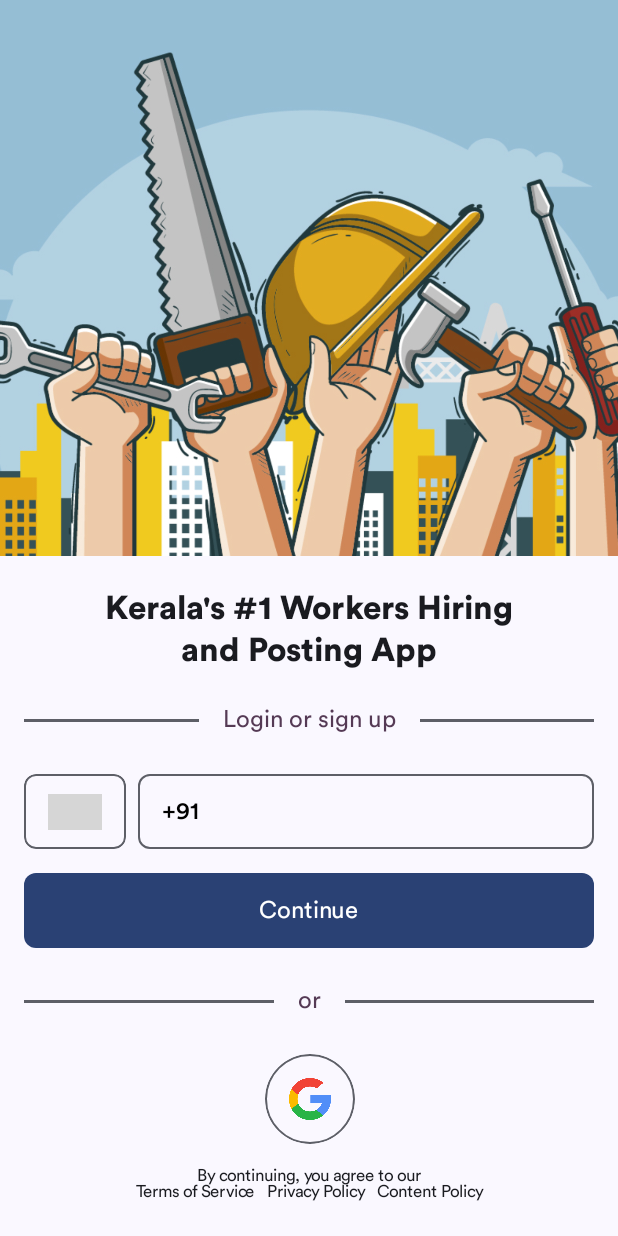
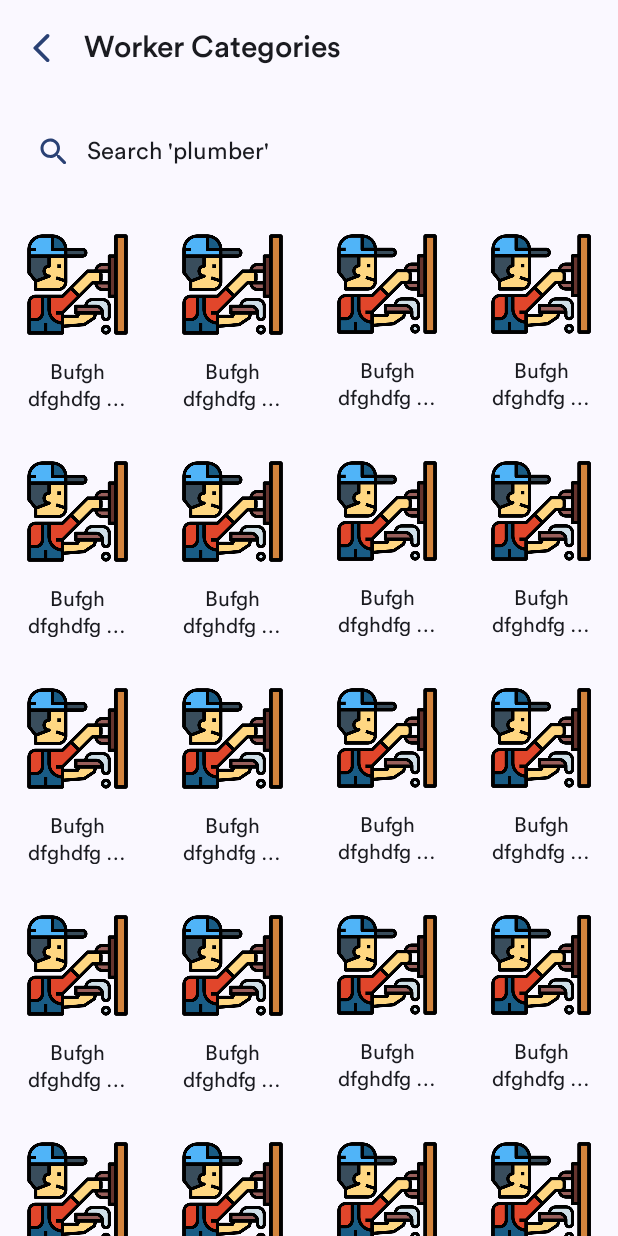
Before and after one commit to FazalulAbid/workers-portal-android, an Android app built with Jetpack Compose: the screen it shows after launch (MainActivity), on a phone screen of 412 x 824 dp. Run offline under Robolectric (Android 15) with nearby library versions, the phone set to English and light mode, and no system bars; our stand-ins replace Dagger/Hilt's generated code, accompanist; grey boxes are pictures that could not be loaded.

Commit message:
Implemented UI for worker categories screen

```diff
--- a/app/src/main/java/com/fifty/workersportal/core/presentation/component/Navigation.kt
+++ b/app/src/main/java/com/fifty/workersportal/core/presentation/component/Navigation.kt
@@ -18,6 +18,7 @@ import com.fifty.workersportal.featureuserdashboard.presentation.testscreen.Favo
 import com.fifty.workersportal.featureuserdashboard.presentation.testscreen.HistoryScreen
 import com.fifty.workersportal.featureuserdashboard.presentation.testscreen.WorkerDashboardScreen
 import com.fifty.workersportal.featureuserdashboard.presentation.userdashboard.UserDashboardScreen
+import com.fifty.workersportal.featureworker.presentation.selectworkercategory.SelectWorkerCategoryScreen
 import com.google.accompanist.navigation.animation.AnimatedNavHost
 import com.google.accompanist.navigation.animation.composable
 
@@ -29,7 +30,7 @@ fun Navigation(
 ) {
     AnimatedNavHost(
         navController = navController,
-        startDestination = NavigationParent.Auth.route
+        startDestination = Screen.SelectWorkerCategoryScreen.route
     ) {
         // Home Nav destination
         navigation(
@@ -109,6 +110,11 @@ fun Navigation(
                 )
             }
         }
-
+        composable(Screen.SelectWorkerCategoryScreen.route) {
+            SelectWorkerCategoryScreen(
+                onNavigate = navController::navigate,
+                onNavigateUp = navController::navigateUp
+            )
+        }
     }
 }
--- a/app/src/main/java/com/fifty/workersportal/core/presentation/ui/theme/Type.kt
+++ b/app/src/main/java/com/fifty/workersportal/core/presentation/ui/theme/Type.kt
@@ -77,13 +77,13 @@ val Typography = Typography(
     bodyLarge = TextStyle(
         fontFamily = circularStd,
         fontSize = 16.sp,
-        lineHeight = 24.sp,
+        lineHeight = 20.sp,
         fontWeight = FontWeight.Normal
     ),
     bodyMedium = TextStyle(
         fontFamily = circularStd,
         fontSize = 14.sp,
-        lineHeight = 20.sp,
+        lineHeight = 18.sp,
         fontWeight = FontWeight.Normal
     ),
     bodySmall = TextStyle(
--- a/app/src/main/java/com/fifty/workersportal/core/util/Screen.kt
+++ b/app/src/main/java/com/fifty/workersportal/core/util/Screen.kt
@@ -9,4 +9,5 @@ sealed class Screen(val route: String) {
     object FavoriteScreen : Screen("favorite_screen")
     object HistoryScreen : Screen("work_history_screen")
     object NotificationScreen : Screen("notification_screen")
+    object SelectWorkerCategoryScreen : Screen("select_worker_category_screen")
 }
--- a/app/src/main/java/com/fifty/workersportal/featureauth/presentation/otp/OtpVerificationScreen.kt
+++ b/app/src/main/java/com/fifty/workersportal/featureauth/presentation/otp/OtpVerificationScreen.kt
@@ -3,6 +3,7 @@ package com.fifty.workersportal.featureauth.presentation.otp
 import android.widget.Toast
 import androidx.compose.foundation.layout.Column
 import androidx.compose.foundation.layout.Spacer
+import androidx.compose.foundation.layout.fillMaxWidth
 import androidx.compose.foundation.layout.height
 import androidx.compose.foundation.layout.widthIn
 import androidx.compose.material3.Button
@@ -89,6 +90,7 @@ fun OtpVerificationScreen(
         }
     }
     Column(
+        Modifier.fillMaxWidth(),
         horizontalAlignment = Alignment.CenterHorizontally
     ) {
         StandardAppBar(
--- /dev/null
+++ b/app/src/main/java/com/fifty/workersportal/featureworker/presentation/component/WorkerCategoryItem.kt
@@ -0,0 +1,55 @@
+package com.fifty.workersportal.featureworker.presentation.component
+
+import androidx.compose.foundation.Image
+import androidx.compose.foundation.background
+import androidx.compose.foundation.clickable
+import androidx.compose.foundation.layout.Column
+import androidx.compose.foundation.layout.Spacer
+import androidx.compose.foundation.layout.height
+import androidx.compose.foundation.layout.heightIn
+import androidx.compose.foundation.layout.padding
+import androidx.compose.foundation.layout.size
+import androidx.compose.foundation.layout.sizeIn
+import androidx.compose.material3.MaterialTheme
+import androidx.compose.material3.Text
+import androidx.compose.runtime.Composable
+import androidx.compose.ui.Alignment
+import androidx.compose.ui.Modifier
+import androidx.compose.ui.graphics.Color
+import androidx.compose.ui.graphics.painter.Painter
+import androidx.compose.ui.text.style.TextAlign
+import androidx.compose.ui.text.style.TextOverflow
+import androidx.compose.ui.unit.dp
+import androidx.compose.ui.unit.sp
+import com.fifty.workersportal.R
+import com.fifty.workersportal.core.presentation.ui.theme.SizeMedium
+
+@Composable
+fun WorkerCategoryItem(
+    modifier: Modifier = Modifier,
+    image: Painter,
+    text: String = "Builder"
+) {
+    Column(
+        modifier = modifier
+            .clickable {}
+            .padding(SizeMedium),
+        horizontalAlignment = Alignment.CenterHorizontally
+    ) {
+        Image(
+            modifier = Modifier.sizeIn(maxWidth = 80.dp),
+            painter = image,
+            contentDescription = ""
+        )
+        Spacer(modifier = Modifier.height(SizeMedium))
+        Text(
+            text = text,
+            style = MaterialTheme.typography.bodyMedium.copy(
+                color = MaterialTheme.colorScheme.onSurface
+            ),
+            textAlign = TextAlign.Center,
+            maxLines = 2,
+            overflow = TextOverflow.Ellipsis
+        )
+    }
+}
--- /dev/null
+++ b/app/src/main/java/com/fifty/workersportal/featureworker/presentation/selectworkercategory/SelectWorkerCategoryEvent.kt
@@ -0,0 +1,5 @@
+package com.fifty.workersportal.featureworker.presentation.selectworkercategory
+
+sealed class SelectWorkerCategoryEvent {
+    data class Query(val query: String) : SelectWorkerCategoryEvent()
+}
--- /dev/null
+++ b/app/src/main/java/com/fifty/workersportal/featureworker/presentation/selectworkercategory/SelectWorkerCategoryScreen.kt
@@ -0,0 +1,89 @@
+package com.fifty.workersportal.featureworker.presentation.selectworkercategory
+
+import androidx.compose.foundation.background
+import androidx.compose.foundation.layout.Box
+import androidx.compose.foundation.layout.Column
+import androidx.compose.foundation.layout.fillMaxSize
+import androidx.compose.foundation.layout.fillMaxWidth
+import androidx.compose.foundation.layout.height
+import androidx.compose.foundation.layout.padding
+import androidx.compose.foundation.layout.size
+import androidx.compose.foundation.lazy.grid.GridCells
+import androidx.compose.foundation.lazy.grid.LazyVerticalGrid
+import androidx.compose.material3.ExperimentalMaterial3Api
+import androidx.compose.material3.Icon
+import androidx.compose.material3.MaterialTheme
+import androidx.compose.material3.Text
+import androidx.compose.material3.TextField
+import androidx.compose.runtime.Composable
+import androidx.compose.ui.Modifier
+import androidx.compose.ui.graphics.Color
+import androidx.compose.ui.res.painterResource
+import androidx.compose.ui.res.stringResource
+import androidx.compose.ui.text.font.FontWeight
+import androidx.compose.ui.unit.dp
+import androidx.hilt.navigation.compose.hiltViewModel
+import com.fifty.workersportal.R
+import com.fifty.workersportal.core.presentation.component.StandardAppBar
+import com.fifty.workersportal.core.presentation.component.StandardSearchTextField
+import com.fifty.workersportal.core.presentation.ui.theme.BackgroundColor
+import com.fifty.workersportal.core.presentation.ui.theme.MediumButtonHeight
+import com.fifty.workersportal.core.presentation.ui.theme.SizeMedium
+import com.fifty.workersportal.featureauth.presentation.selectcountry.SelectCountryEvent
+import com.fifty.workersportal.featureworker.presentation.component.WorkerCategoryItem
+
+@OptIn(ExperimentalMaterial3Api::class)
+@Composable
+fun SelectWorkerCategoryScreen(
+    onNavigate: (String) -> Unit = {},
+    onNavigateUp: () -> Unit = {},
+    viewModel: SelectWorkerCategoryViewModel = hiltViewModel()
+) {
+    Column(
+        Modifier.fillMaxSize()
+    ) {
+        StandardAppBar(
+            onNavigateUp = onNavigateUp,
+            showBackArrow = true,
+            title = {
+                Text(
+                    text = stringResource(R.string.worker_categories),
+                    style = MaterialTheme.typography.headlineSmall.copy(
+                        fontWeight = FontWeight.Medium
+                    ),
+                    color = MaterialTheme.colorScheme.onBackground
+                )
+            }
+        )
+        Box(modifier = Modifier.padding(SizeMedium)) {
+            StandardSearchTextField(
+                modifier = Modifier
+                    .fillMaxWidth()
+                    .height(MediumButtonHeight),
+                leadingIcon = {
+                    Icon(
+                        painter = painterResource(id = R.drawable.ic_search),
+                        contentDescription = stringResource(R.string.search_for_worker_category),
+                        tint = MaterialTheme.colorScheme.primary
+                    )
+                },
+                trailingIcon = null,
+                hint = stringResource(R.string.search_plumber),
+                value = viewModel.searchFieldState.value.text,
+                onValueChange = {
+                    viewModel.onEvent(SelectWorkerCategoryEvent.Query(it))
+                }
+            )
+        }
+        LazyVerticalGrid(
+            columns = GridCells.Adaptive(minSize = 90.dp)
+        ) {
+            items(50) {
+                WorkerCategoryItem(
+                    image = painterResource(id = R.drawable.builder),
+                    text = "Bufgh dfghdfg dfgjh ilder"
+                )
+            }
+        }
+    }
+}
--- /dev/null
+++ b/app/src/main/java/com/fifty/workersportal/featureworker/presentation/selectworkercategory/SelectWorkerCategoryViewModel.kt
@@ -0,0 +1,25 @@
+package com.fifty.workersportal.featureworker.presentation.selectworkercategory
+
+import androidx.compose.runtime.State
+import androidx.compose.runtime.mutableStateOf
+import androidx.lifecycle.ViewModel
+import com.fifty.workersportal.core.domain.state.StandardTextFieldState
+import javax.inject.Inject
+
+class SelectWorkerCategoryViewModel @Inject constructor(
+
+) : ViewModel() {
+
+    private val _searchFieldState = mutableStateOf(StandardTextFieldState())
+    val searchFieldState: State<StandardTextFieldState> = _searchFieldState
+
+    fun onEvent(event: SelectWorkerCategoryEvent) {
+        when (event) {
+            is SelectWorkerCategoryEvent.Query -> {
+                _searchFieldState.value = searchFieldState.value.copy(
+                    text = event.query
+                )
+            }
+        }
+    }
+}
--- /dev/null
+++ b/app/src/main/java/com/fifty/workersportal/featureworker/presentation/workerlist/WorkerListEvent.kt
@@ -0,0 +1,5 @@
+package com.fifty.workersportal.featureworker.presentation.workerlist
+
+sealed class WorkerListEvent {
+    data class Query(val query: String) : WorkerListEvent()
+}
--- a/app/src/main/res/values/strings.xml
+++ b/app/src/main/res/values/strings.xml
@@ -33,5 +33,8 @@
     <string name="please_enter_valid_phone_number">Please enter a valid phone number.</string>
     <string name="resend_otp">Resend OTP</string>
     <string name="otp_resend_success">OTP resend success</string>
+    <string name="worker_categories">Worker Categories</string>
+    <string name="search_plumber">Search \'plumber\'</string>
+    <string name="search_for_worker_category">Search for worker category</string>
 
 </resources>
```
Also changed, not shown: app/src/main/java/com/fifty/workersportal/featureworker/presentation/component/WorkerListItem.kt (added, +9 -0 lines), app/src/main/java/com/fifty/workersportal/featureworker/presentation/workerlist/WorkerListScreen.kt (added, +79 -0 lines), app/src/main/java/com/fifty/workersportal/featureworker/presentation/workerlist/WorkerListViewModel.kt (added, +25 -0 lines), app/src/main/res/drawable/broom.png (added), app/src/main/res/drawable/builder.png (added), app/src/main/res/drawable/carpenter.png (added), app/src/main/res/drawable/driver.png (added), app/src/main/res/drawable/electrician.png (added).
